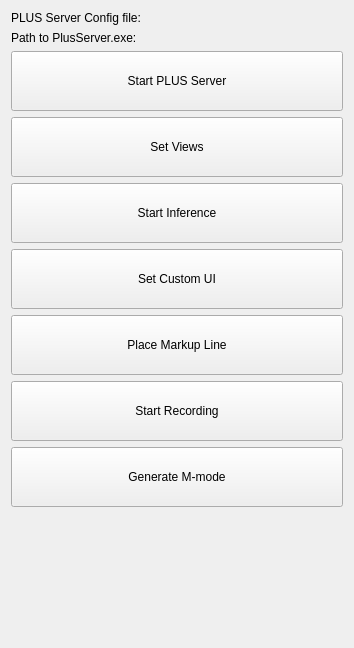
SlicerIGT/aigt, file UltrasoundObjectDetection/SlicerModule/BLUELungUltrasound/Resources/UI/BLUELungUltrasound.ui: the form before one commit.
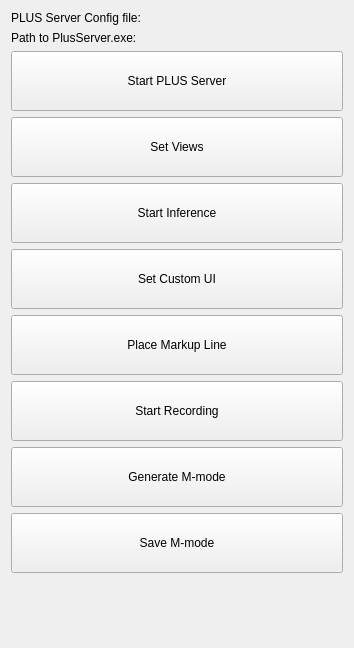
The form after the commit. Custom widgets are drawn as their Qt base class.

Commit message: Adding functionality to save m-mode images with classification

```diff
--- a/UltrasoundObjectDetection/SlicerModule/BLUELungUltrasound/Resources/UI/BLUELungUltrasound.ui
+++ b/UltrasoundObjectDetection/SlicerModule/BLUELungUltrasound/Resources/UI/BLUELungUltrasound.ui
@@ -154,6 +154,25 @@
      </property>
     </widget>
    </item>
+   <item>
+    <widget class="QPushButton" name="saveMModeButton">
+     <property name="sizePolicy">
+      <sizepolicy hsizetype="Minimum" vsizetype="Fixed">
+       <horstretch>0</horstretch>
+       <verstretch>0</verstretch>
+      </sizepolicy>
+     </property>
+     <property name="minimumSize">
+      <size>
+       <width>0</width>
+       <height>60</height>
+      </size>
+     </property>
+     <property name="text">
+      <string>Save M-mode</string>
+     </property>
+    </widget>
+   </item>
    <item>
     <spacer name="verticalSpacer">
      <property name="orientation">
```
The commit also changes 1 other file.
